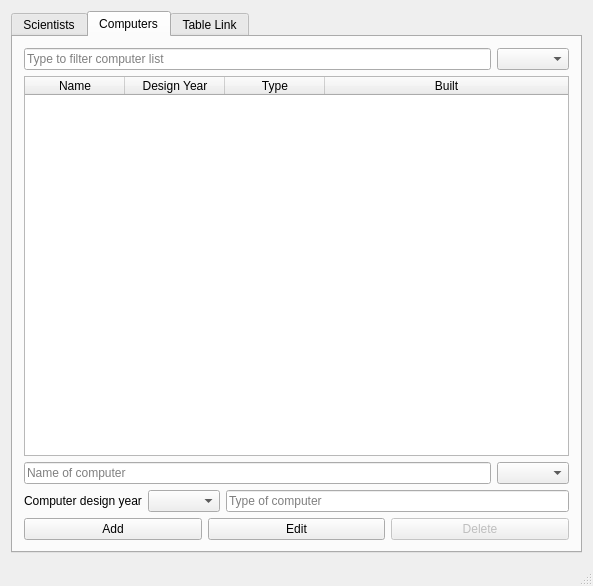
Old version of the form mainwindow.ui in the repository marin16/Skil3.
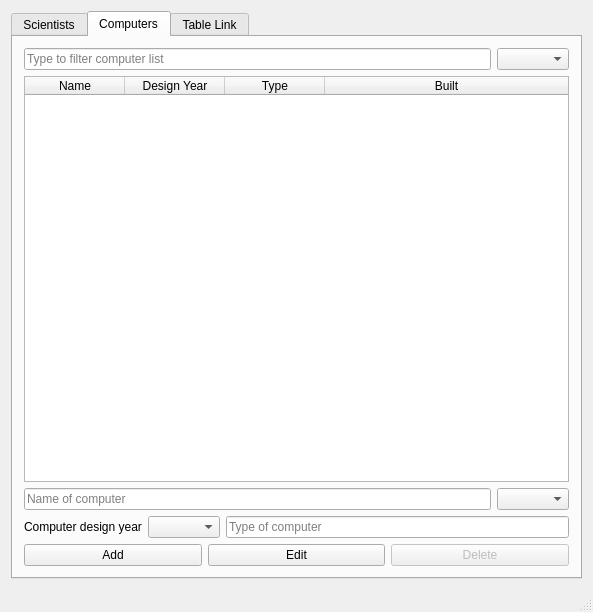
New version of the form. The open tabs and pages were chosen to show the change.

Commit message: scrolling changed from per item to per pixel

```diff
--- a/mainwindow.ui
+++ b/mainwindow.ui
@@ -7,7 +7,7 @@
     <x>0</x>
     <y>0</y>
     <width>593</width>
-    <height>586</height>
+    <height>612</height>
    </rect>
   </property>
   <property name="windowTitle">
@@ -207,6 +207,24 @@
         </item>
         <item>
          <widget class="QTableWidget" name="tableComputer">
+          <property name="minimumSize">
+           <size>
+            <width>543</width>
+            <height>0</height>
+           </size>
+          </property>
+          <property name="alternatingRowColors">
+           <bool>true</bool>
+          </property>
+          <property name="verticalScrollMode">
+           <enum>QAbstractItemView::ScrollPerPixel</enum>
+          </property>
+          <property name="horizontalScrollMode">
+           <enum>QAbstractItemView::ScrollPerPixel</enum>
+          </property>
+          <property name="gridStyle">
+           <enum>Qt::SolidLine</enum>
+          </property>
           <attribute name="horizontalHeaderStretchLastSection">
            <bool>true</bool>
           </attribute>
```
Left out of the diff: 38 changed lines with no effect on the pictures. The commit also changes 1 other file.
